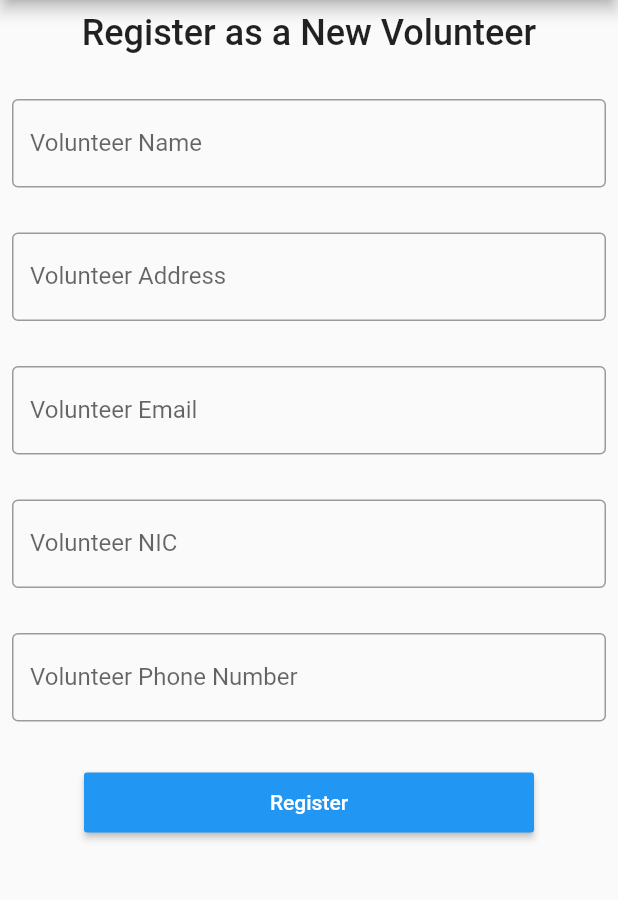
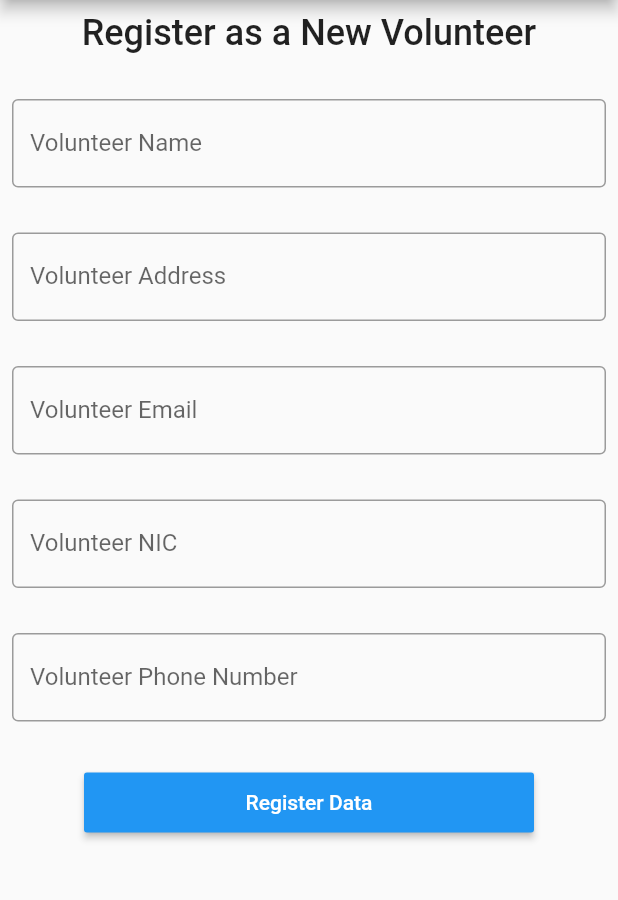
Before and after one commit to namalganegama/CTSE_Project_Y4S1, a Flutter app: the InsertVolunteer screen opened directly, on a phone screen of 412 x 824 dp, the part 84-984 px from its top. Run offline on Flutter 3.47's test engine with Material 2 defaults, Android fonts, the phone set to English and light mode, and no system bars; our stand-ins replace animated_splash_screen, carousel_slider, firebase_auth, firebase_core, firebase_database, fluttertoast and 2 more; accounts and stored records are empty; network calls fail.

Commit message:
Bugs Fixed

```diff
--- a/lib/screens/Volunteer/fetch_data.dart
+++ b/lib/screens/Volunteer/fetch_data.dart
@@ -88,7 +88,7 @@ class _FetchVolunteerState extends State<FetchVolunteer> {
                       Navigator.push(
                           context,
                           MaterialPageRoute(
-                              builder: (_) => UpdateRecord(
+                              builder: (_) => UpdateVolunteer(
                                   volunteerKey: volunteer['key'])));
                     },
                     child: Row(
--- a/lib/screens/Volunteer/insert_data.dart
+++ b/lib/screens/Volunteer/insert_data.dart
@@ -197,7 +197,8 @@ class _InsertVolunteerState extends State<InsertVolunteer> {
                               Navigator.push(
                                 context,
                                 MaterialPageRoute(
-                                    builder: (context) => const VolunteerHomePage()),
+                                    builder: (context) =>
+                                        const VolunteerHomePage()),
                               );
                             },
                             child: const Text('Yes'),
@@ -214,7 +215,7 @@ class _InsertVolunteerState extends State<InsertVolunteer> {
                 textColor: Colors.white,
                 minWidth: 300,
                 height: 40,
-                child: const Text('Register'),
+                child: const Text('Register Data'),
               ),
             ],
           ),
```
